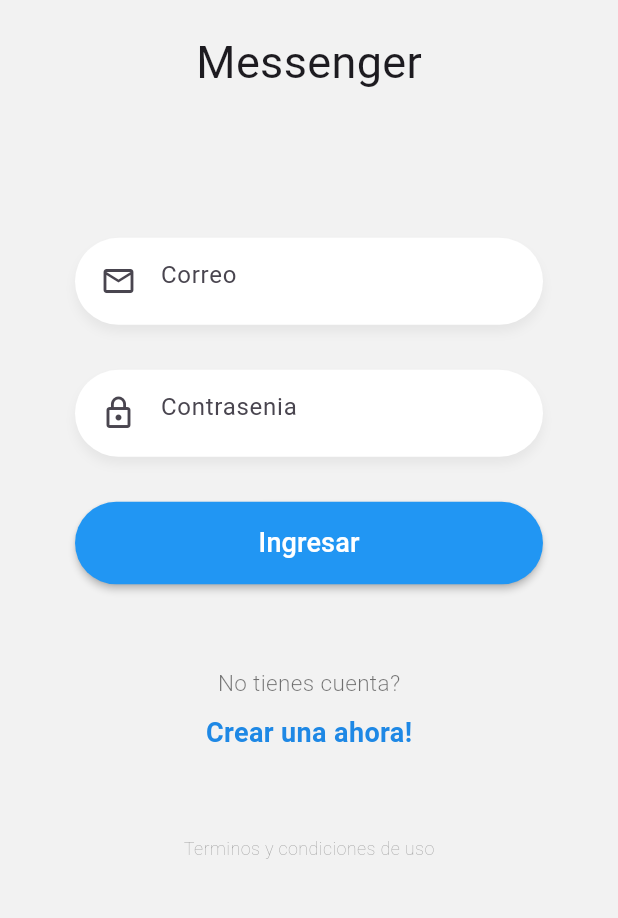
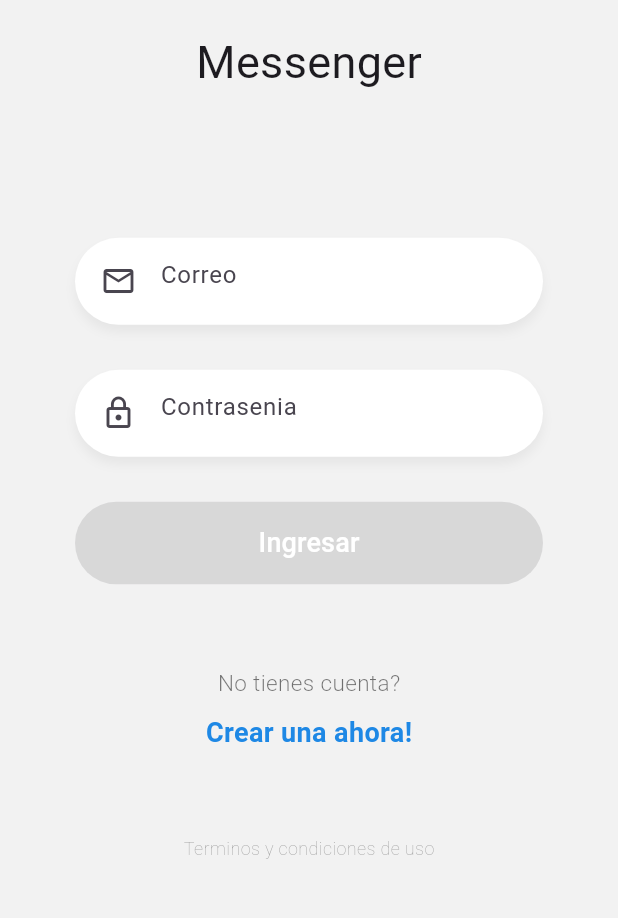
Before and after one commit to Yader1/flutter-chat-realtime, a Flutter app: the screen it shows after launch, after a tap on "Ingresar", on a phone screen of 412 x 824 dp, the part 251-1169 px from its top. Run offline on Flutter 3.47's test engine with Material 3 defaults, Android fonts, the phone set to English and light mode, and no system bars; our stand-ins replace pull_to_refresh; accounts and stored records are empty; network calls fail.

Commit message:
feat: Block button while authentication is being processed

```diff
--- a/lib/pages/login_page.dart
+++ b/lib/pages/login_page.dart
@@ -57,6 +57,8 @@ class __FormState extends State<_Form> {
 
   @override
   Widget build(BuildContext context) {
+    var authService = Provider.of<AuthService>(context);
+
     return Container(
       margin: const EdgeInsets.only(top: 40),
       padding: const EdgeInsets.symmetric(horizontal: 50),
@@ -77,9 +79,9 @@ class __FormState extends State<_Form> {
 
           ButtonGeneral(
             titulo: "Ingresar",
-            onPressed: (){
-              var authService = Provider.of<AuthService>(context, listen: false);
-              authService.login(emailCtrl.text, passCtrl.text);
+            onPressed: authService.autenticando ? null : (){
+              FocusScope.of(context).unfocus();
+              authService.login(emailCtrl.text.trim(), passCtrl.text.trim());
             },
           ),
         ],
--- a/lib/services/auth_service.dart
+++ b/lib/services/auth_service.dart
@@ -9,8 +9,19 @@ import '../models/login_response.dart';
 import '../models/usuario.dart';
 
 class AuthService with ChangeNotifier{
+
   Usuario? usuario;
+  bool _autenticando = false;
+
+  bool get autenticando => _autenticando;
+  set autenticando(bool valor){
+    _autenticando = valor;
+    notifyListeners();
+  }
+
   Future<void> login(String email, String password) async {
+    autenticando = true;
+
     var data = {
       'email': email,
       'password': password
@@ -31,5 +42,7 @@ class AuthService with ChangeNotifier{
       final loginResponse = loginResponseFromJson(resp.body);
       usuario = loginResponse.usuario;
     }
+
+    autenticando = false;
   }
 }
--- a/lib/widgets/button_general.dart
+++ b/lib/widgets/button_general.dart
@@ -3,12 +3,12 @@ import 'package:flutter/material.dart';
 
 class ButtonGeneral extends StatelessWidget {
   final String titulo;
-  Function() onPressed;
+  final Function()? onPressed;
 
-  ButtonGeneral({
+  const ButtonGeneral({
     super.key,
     required this.titulo,
-    required this.onPressed,
+    this.onPressed,
   });
 
   @override
@@ -20,7 +20,7 @@ class ButtonGeneral extends StatelessWidget {
         shape: const StadiumBorder()
       ),
       onPressed: onPressed,
-      child: Container(
+      child: SizedBox(
         width: double.infinity,
         height: 55,
         child: Center(
--- a/lib/widgets/logo.dart
+++ b/lib/widgets/logo.dart
@@ -2,9 +2,9 @@
 import 'package:flutter/material.dart';
 
 class Logo extends StatelessWidget {
-  String titulo;
+  final String titulo;
 
-  Logo({
+  const Logo({
     Key? key,
     required this.titulo,
   }) : super(key: key);
```
